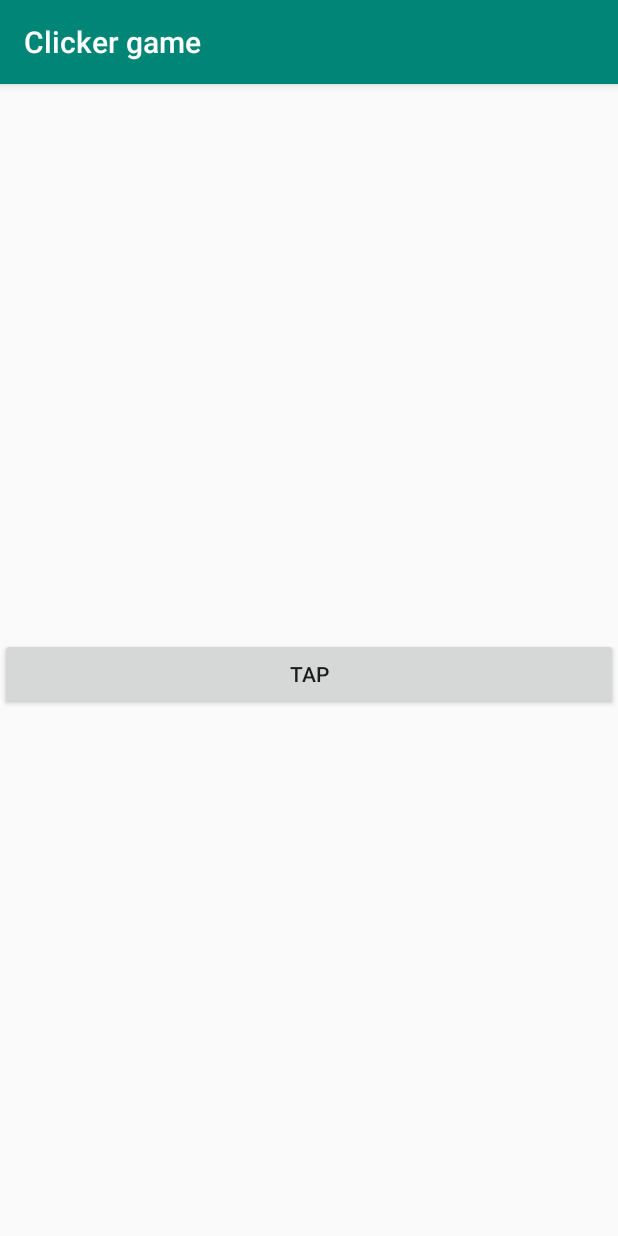
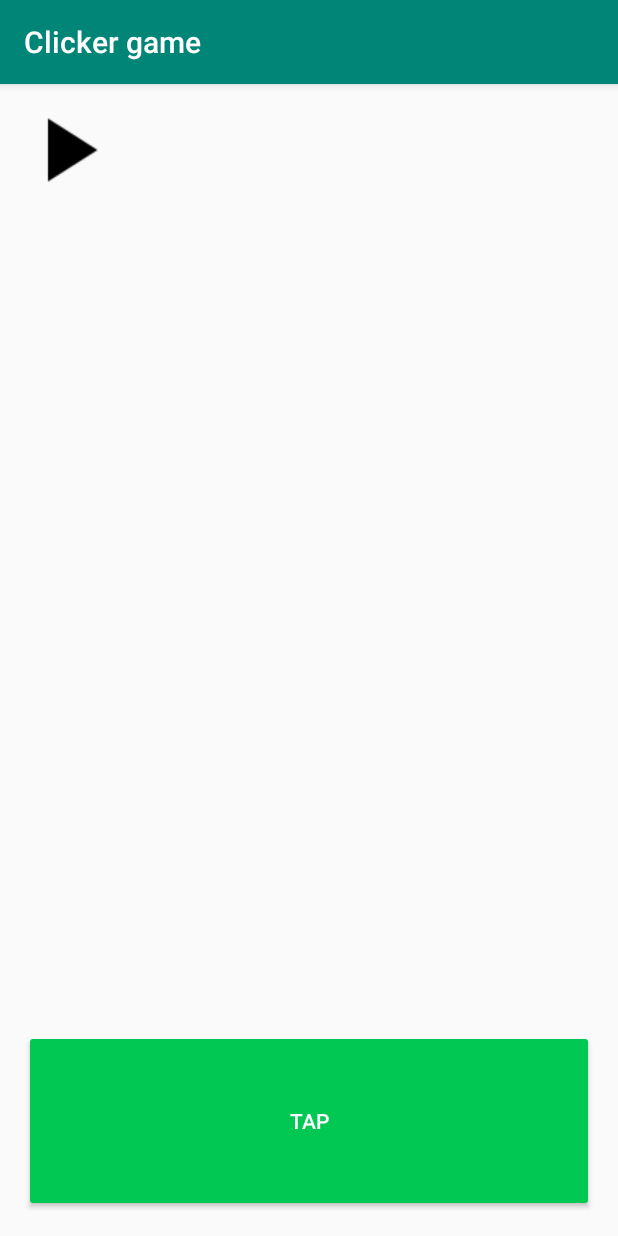
Before and after one commit to 4nt0n64r/Clicker-game, an Android app: the screen it shows after launch (MainActivity), on a phone screen of 412 x 824 dp. Run offline under Robolectric (Android 15) with nearby library versions, the phone set to English and light mode, and no system bars.

Commit message:
testing imageView and timer
add imageView and timer to mainActivity, just for testing.

```diff
--- a/app/src/main/java/a4nt0n64r/clickergame/MainActivity.java
+++ b/app/src/main/java/a4nt0n64r/clickergame/MainActivity.java
@@ -1,15 +1,20 @@
 package a4nt0n64r.clickergame;
 
+import android.content.pm.ActivityInfo;
+import android.os.CountDownTimer;
 import android.support.v7.app.AppCompatActivity;
 import android.os.Bundle;
 import android.view.View;
 import android.widget.Button;
+import android.widget.ImageView;
 import android.widget.TextView;
 
 public class MainActivity extends AppCompatActivity {
 
-    private Button mStartButton;
+    private Button mTapButton;
     private TextView mCounterTextView;
+    private TextView mCountDown;
+    private ImageView mStart;
 
     private int mCounter = 0;
 
@@ -18,9 +23,11 @@ public class MainActivity extends AppCompatActivity {
         super.onCreate(savedInstanceState);
         setContentView(R.layout.activity_main);
 
-        mStartButton = (Button) findViewById(R.id.start_button);
+        mTapButton = (Button) findViewById(R.id.start_button);
         mCounterTextView = (TextView) findViewById(R.id.counter_text_view);
-        mStartButton.setOnClickListener(new View.OnClickListener() {
+        mCountDown = (TextView) findViewById(R.id.countDown);
+
+        mTapButton.setOnClickListener(new View.OnClickListener() {
             @Override
             public void onClick(View view) {
                 mCounter++;
@@ -28,6 +35,27 @@ public class MainActivity extends AppCompatActivity {
             }
         });
 
+        mStart = (ImageView) findViewById(R.id.startImage);
+
+        mStart.setOnClickListener(new View.OnClickListener(){
+            @Override
+            public void onClick(View v) {
+
+                new CountDownTimer(60000, 1000) {
+
+                    public void onTick(long l) {
+                        mCountDown.setText("" + l/ 1000);
+                    }
+
+                    public void onFinish() {
+                        mCountDown.setText("-");
+                    }
+                }.start();
+
+            }
+       });
+
+
 
 
 
--- a/app/src/main/res/layout/activity_main.xml
+++ b/app/src/main/res/layout/activity_main.xml
@@ -7,40 +7,56 @@
     android:minHeight="31dp"
     tools:context=".MainActivity">
 
-    <LinearLayout
-        android:layout_width="match_parent"
-        android:layout_height="match_parent"
-        android:gravity="center_vertical"
-        android:orientation="vertical">
 
-        <LinearLayout
-            android:layout_width="match_parent"
+    <ImageView
+        android:id="@+id/startImage"
+        android:layout_width="wrap_content"
         android:layout_height="wrap_content"
-            android:gravity="end"
-            android:orientation="horizontal"
-            >
+        android:layout_marginStart="8dp"
+        android:layout_marginLeft="8dp"
+        android:layout_marginTop="8dp"
+        app:layout_constraintStart_toStartOf="parent"
+        app:layout_constraintTop_toTopOf="parent"
+        app:srcCompat="@drawable/arrow_play" />
+
 
     <TextView
         android:id="@+id/counter_text_view"
-                android:layout_width="wrap_content"
+        android:layout_width="25dp"
         android:layout_height="wrap_content"
         android:layout_gravity="end"
+        android:layout_marginTop="16dp"
+        android:layout_marginEnd="16dp"
+        android:layout_marginRight="16dp"
+        app:layout_constraintEnd_toEndOf="parent"
+        app:layout_constraintTop_toTopOf="parent"
         tools:text="test" />
-
-        </LinearLayout>
-
-        <LinearLayout
-            android:layout_width="match_parent"
-            android:layout_height="match_parent"
-            android:gravity="center"
-            android:orientation="vertical">
 
     <Button
         android:id="@+id/start_button"
+        style="@style/Widget.AppCompat.Button.Colored"
         android:layout_width="match_parent"
+        android:layout_height="121dp"
+        android:layout_marginStart="16dp"
+        android:layout_marginLeft="16dp"
+        android:layout_marginEnd="16dp"
+        android:layout_marginRight="16dp"
+        android:layout_marginBottom="16dp"
+        android:text="@string/start_button"
+        app:layout_constraintBottom_toBottomOf="parent"
+        app:layout_constraintEnd_toEndOf="parent"
+        app:layout_constraintStart_toStartOf="parent" />
+
+    <TextView
+        android:id="@+id/countDown"
+        android:layout_width="wrap_content"
         android:layout_height="wrap_content"
-                android:text="@string/start_button" />
-        </LinearLayout>
-
-    </LinearLayout>
+        android:layout_marginStart="8dp"
+        android:layout_marginLeft="8dp"
+        android:layout_marginTop="8dp"
+        android:layout_marginEnd="8dp"
+        android:layout_marginRight="8dp"
+        app:layout_constraintEnd_toEndOf="parent"
+        app:layout_constraintStart_toStartOf="parent"
+        app:layout_constraintTop_toTopOf="parent" />
 </android.support.constraint.ConstraintLayout>
--- a/app/src/main/res/values/colors.xml
+++ b/app/src/main/res/values/colors.xml
@@ -2,5 +2,5 @@
 <resources>
     <color name="colorPrimary">#008577</color>
     <color name="colorPrimaryDark">#00574B</color>
-    <color name="colorAccent">#D81B60</color>
+    <color name="colorAccent">#00c853</color>
 </resources>
```
Also changed, not shown: app/src/main/res/drawable-v24/start_button/play-button.png (deleted), app/src/main/res/drawable/arrow_play.png (added), app/src/main/res/play-button.png (deleted). Lines whose indentation alone changed are shown as unchanged.
